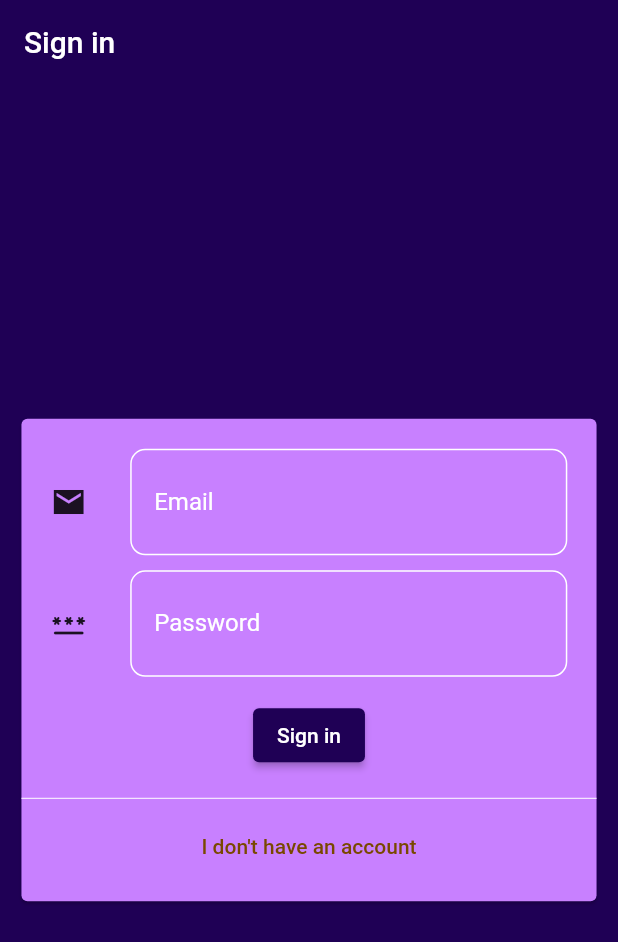
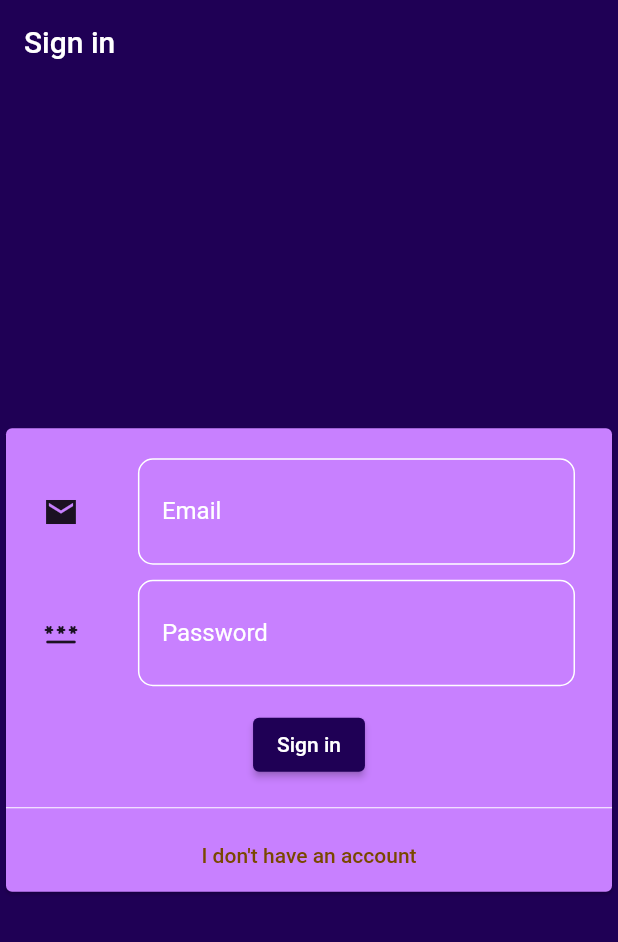
Before and after one commit to MoRmdn/Chat-App, a Flutter app: the screen it shows after launch, on a phone screen of 412 x 824 dp. Shown: the top 942 px of the screen. Run offline on Flutter 3.47's test engine with Material 2 defaults, Android fonts, the phone set to English and light mode, and no system bars; our stand-ins replace cloud_firestore, firebase_auth, firebase_core; accounts and stored records are empty; Roboto replaces fonts that are missing (Montserrat).

Commit message:
Firebase auth login and logout

```diff
--- a/lib/main.dart
+++ b/lib/main.dart
@@ -3,6 +3,7 @@ import 'package:chat/screens/auth_screen.dart';
 
 import '/screens/chat_screen.dart';
 
+import 'package:firebase_auth/firebase_auth.dart';
 import 'package:flutter/material.dart';
 import 'package:firebase_core/firebase_core.dart';
 import 'firebase_options.dart';
@@ -24,7 +25,15 @@ class MyApp extends StatelessWidget {
     return MaterialApp(
       title: 'Flutter Demo',
       theme: CustomTheming.lightTheme,
-      home: AuthScreen(),
+      home: StreamBuilder(
+          stream: FirebaseAuth.instance.authStateChanges(),
+          builder: (context, snapShoteData) {
+            if (snapShoteData.hasData) {
+              return ChatScreen();
+            } else {
+              return const AuthScreen();
+            }
+          }),
     );
   }
 }
--- a/lib/widgets/auth_widgets.dart
+++ b/lib/widgets/auth_widgets.dart
@@ -7,6 +7,7 @@ class AuthWidgets extends StatefulWidget {
     String? email,
     String? pass,
     double? number,
+    BuildContext? ctx,
   }) submitFN;
   final void Function(bool isChanged) anyChange;
   AuthWidgets(this.isItSignIn, this.submitFN, this.anyChange);
@@ -34,6 +35,9 @@ class _AuthWidgetsState extends State<AuthWidgets> {
   }
 
   void tryToSubmit() {
+    print('password $pass');
+    print(conPass);
+
     final validate = formKey.currentState!.validate();
     if (validate == false) {
       return;
@@ -41,6 +45,7 @@ class _AuthWidgetsState extends State<AuthWidgets> {
     formKey.currentState!.save();
 
     widget.submitFN(
+      ctx: context,
       name: name,
       email: email,
       pass: pass,
@@ -57,11 +62,12 @@ class _AuthWidgetsState extends State<AuthWidgets> {
         : deviceRatio.height * 0.72;
 
     return Center(
-      child: SizedBox(
+      child: SingleChildScrollView(
+        child: Column(
           // padding: const EdgeInsets.symmetric(horizontal: 10, vertical: 10),
-        width: width,
-        height: height,
-        child: Card(
+          mainAxisSize: MainAxisSize.min,
+          children: [
+            Card(
               color: Theme.of(context).colorScheme.secondary,
               child: Form(
                 key: formKey,
@@ -95,8 +101,8 @@ class _AuthWidgetsState extends State<AuthWidgets> {
                           ),
                         ),
                       Padding(
-                    padding:
-                        const EdgeInsets.symmetric(vertical: 5, horizontal: 5),
+                        padding: const EdgeInsets.symmetric(
+                            vertical: 5, horizontal: 5),
                         child: _TextFieldBuilder(
                           key: 'Email',
                           keyType: TextInputType.emailAddress,
@@ -120,8 +126,8 @@ class _AuthWidgetsState extends State<AuthWidgets> {
                         ),
                       ),
                       Padding(
-                    padding:
-                        const EdgeInsets.symmetric(vertical: 5, horizontal: 5),
+                        padding: const EdgeInsets.symmetric(
+                            vertical: 5, horizontal: 5),
                         child: _TextFieldBuilder(
                           key: 'Pass',
                           hidePass: true,
@@ -146,31 +152,31 @@ class _AuthWidgetsState extends State<AuthWidgets> {
                         ),
                       ),
                       if (widget.isItSignIn == false)
-                    Padding(
-                      padding: const EdgeInsets.symmetric(
-                          vertical: 5, horizontal: 5),
-                      child: _TextFieldBuilder(
-                        key: 'conPass',
-                        hidePass: true,
-                        controller: _conPassController,
-                        icon: Icons.password_rounded,
-                        context: context,
-                        width: width,
-                        text: const Text('Confirm Password'),
-                        validator: (value) {
-                          if (value == null || value.length < 8) {
-                            return 'please enter valid pass';
-                          }
-                          if (value != pass) {
-                            return 'no match';
-                          }
-                          return null;
-                        },
-                        onSaved: (value) {
-                          conPass = value!;
-                        },
-                      ),
-                    ),
+                        // Padding(
+                        //   padding: const EdgeInsets.symmetric(
+                        //       vertical: 5, horizontal: 5),
+                        //   child: _TextFieldBuilder(
+                        //     key: 'conPass',
+                        //     hidePass: true,
+                        //     controller: _conPassController,
+                        //     icon: Icons.password_rounded,
+                        //     context: context,
+                        //     width: width,
+                        //     text: const Text('Confirm Password'),
+                        //     validator: (value) {
+                        //       if (value == null || value.length < 8) {
+                        //         return 'please enter valid pass';
+                        //       }
+                        //       if (value != pass) {
+                        //         return 'no match';
+                        //       }
+                        //       return null;
+                        //     },
+                        //     onSaved: (value) {
+                        //       conPass = value!;
+                        //     },
+                        //   ),
+                        // ),
                         if (widget.isItSignIn == false)
                           Padding(
                             padding: const EdgeInsets.symmetric(
@@ -230,14 +236,16 @@ class _AuthWidgetsState extends State<AuthWidgets> {
                               )
                             : const Text(
                                 'I have an Account',
-                            style:
-                                TextStyle(color: Color.fromRGBO(31, 0, 85, 1)),
+                                style: TextStyle(
+                                    color: Color.fromRGBO(31, 0, 85, 1)),
                               ),
                       )
                     ],
                   ),
                 ),
               ),
+            ),
+          ],
         ),
       ),
     );
```
Also changed, not shown: lib/screens/auth_screen.dart (+37 -2 lines), lib/screens/chat_screen.dart (+25 -0 lines). Lines whose indentation alone changed are shown as unchanged.
